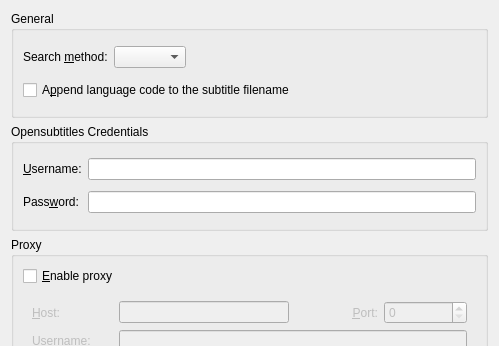
Qt form src/findsubtitles/findsubtitlesconfigdialog.ui (smplayer-dev/smplayer) before a commit; both pictures show x 0 to 499 and y 0 to 346 of the 499 by 581 pixel window.
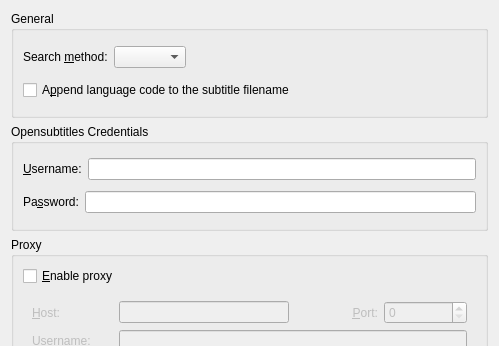
The same form after that commit.

Commit message: Some small changes in the input fields

What changed in the file:
```diff
--- a/src/findsubtitles/findsubtitlesconfigdialog.ui
+++ b/src/findsubtitles/findsubtitlesconfigdialog.ui
@@ -65,8 +65,10 @@
      <property name="title">
       <string>Opensubtitles Credentials</string>
      </property>
-     <layout class="QGridLayout" name="gridLayout">
-      <item row="0" column="0">
+     <layout class="QVBoxLayout" name="verticalLayout_4">
+      <item>
+       <layout class="QHBoxLayout" name="horizontalLayout_4">
+        <item>
        <widget class="QLabel" name="label">
         <property name="text">
          <string>&amp;Username:</string>
@@ -76,20 +78,24 @@
         </property>
        </widget>
       </item>
-      <item row="0" column="1">
+        <item>
        <widget class="QLineEdit" name="os_username_edit"/>
       </item>
-      <item row="1" column="0">
+       </layout>
+      </item>
+      <item>
+       <layout class="QHBoxLayout" name="horizontalLayout_5">
+        <item>
        <widget class="QLabel" name="label_8">
         <property name="text">
-         <string>Pass&amp;word:</string>
+           <string>Pa&amp;ssword:</string>
         </property>
         <property name="buddy">
          <cstring>os_password_edit</cstring>
         </property>
        </widget>
       </item>
-      <item row="1" column="1">
+        <item>
        <widget class="QLineEdit" name="os_password_edit">
         <property name="echoMode">
          <enum>QLineEdit::Password</enum>
@@ -97,6 +103,8 @@
        </widget>
       </item>
      </layout>
+      </item>
+     </layout>
     </widget>
    </item>
    <item>
```
Left out of the diff: 12 changed lines with no effect on the pictures. Lines whose indentation alone changed are shown as unchanged.
